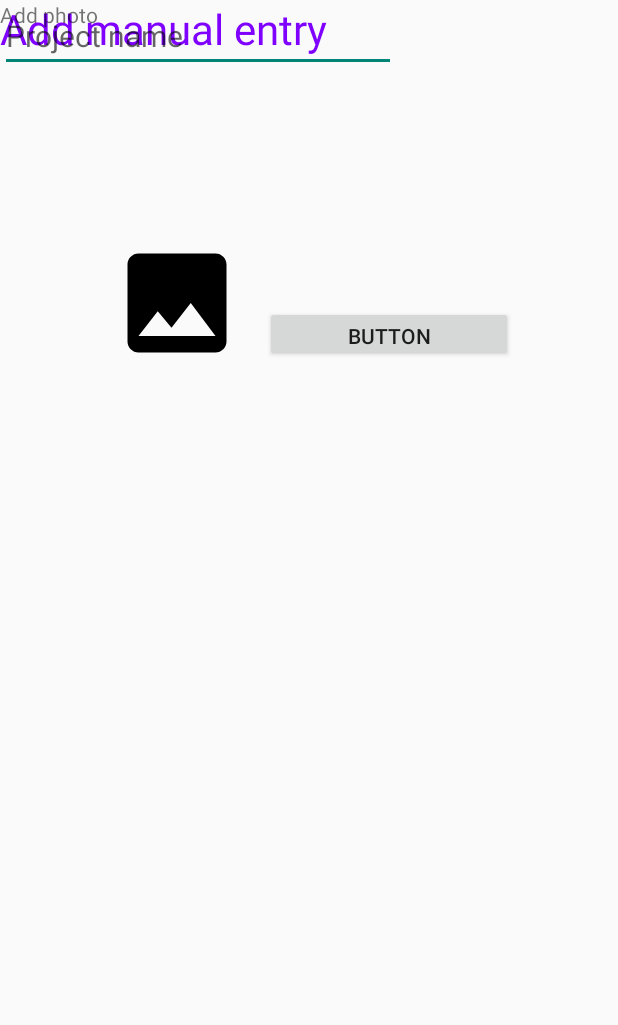
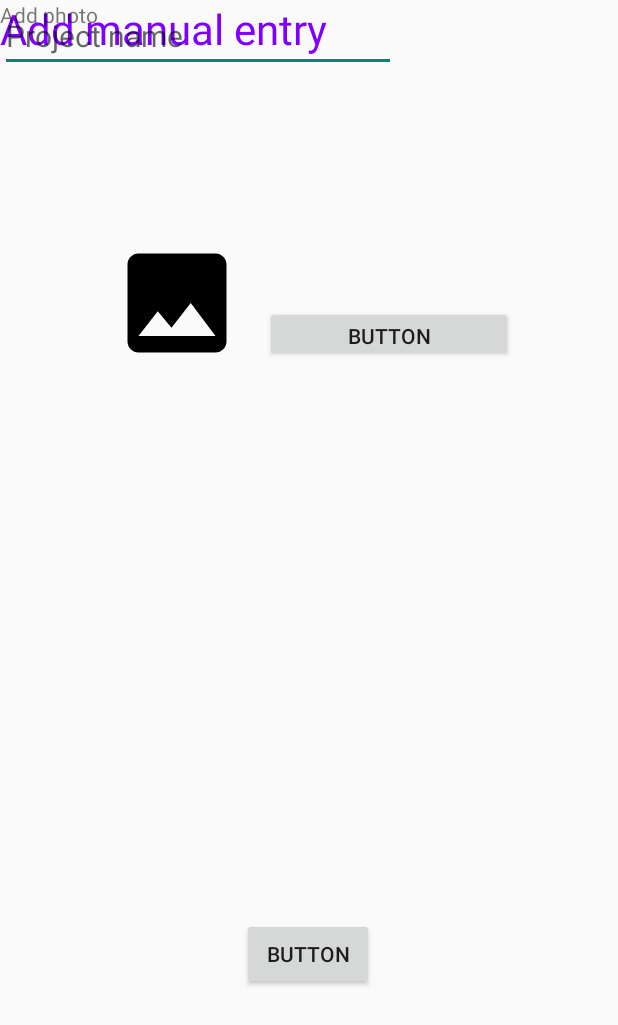
Before and after one commit to Stephan2001/OPSC_App_Part2, an Android app: the Manual_Entry screen opened directly, with no data from a screen before it, on a phone screen of 412 x 824 dp. Shown: the top 1025 px of the screen. Run offline under Robolectric (Android 15) with nearby library versions, the phone set to English and light mode, and no system bars; our stand-ins replace Firebase (no records; nobody signed in at launch, a user with empty details on screens opened directly).

Commit message:
added stuff

```diff
--- a/app/build.gradle.kts
+++ b/app/build.gradle.kts
@@ -46,6 +46,7 @@ dependencies {
     implementation(libs.firebase.auth)
     implementation(libs.firebase.database.ktx)
     implementation(libs.firebase.database)
+    implementation(libs.firebase.storage.ktx)
     testImplementation(libs.junit)
     androidTestImplementation(libs.androidx.junit)
     androidTestImplementation(libs.androidx.espresso.core)
--- a/app/src/main/java/com/example/timeflow_opsc_poe_part_2/Manual_Entry.kt
+++ b/app/src/main/java/com/example/timeflow_opsc_poe_part_2/Manual_Entry.kt
@@ -1,7 +1,14 @@
 package com.example.timeflow_opsc_poe_part_2
 
+import android.annotation.SuppressLint
+import android.graphics.Bitmap
+import android.graphics.BitmapFactory
+import android.graphics.drawable.BitmapDrawable
+import android.net.Uri
 import android.os.Bundle
 import android.provider.OpenableColumns
+import android.util.Log
+import android.view.View
 import android.widget.Button
 import android.widget.ImageView
 import android.widget.Toast
@@ -12,18 +19,30 @@ import androidx.appcompat.app.AppCompatActivity
 import androidx.core.view.ViewCompat
 import androidx.core.view.WindowInsetsCompat
 import com.google.android.play.integrity.internal.w
+import com.google.firebase.Firebase
 import com.google.firebase.database.DatabaseReference
 import com.google.firebase.database.FirebaseDatabase
+import com.google.firebase.storage.FirebaseStorage
+import com.google.firebase.storage.StorageReference
+import com.google.firebase.storage.storage
+import java.io.ByteArrayOutputStream
+import java.io.FileDescriptor
+import java.io.IOException
 
 
 class Manual_Entry : AppCompatActivity() {
     private  lateinit var rootNode : FirebaseDatabase
     private  lateinit var timeEntriesReference : DatabaseReference
     private  lateinit var imageView:ImageView
+    private  lateinit var storage:FirebaseStorage
+
     private val imageContract = registerForActivityResult(ActivityResultContracts.GetContent(),
         ActivityResultCallback {
             imageView.setImageURI(it)
+            val imageUri: Uri? = it
+
         })
+    @SuppressLint("WrongThread")
     override fun onCreate(savedInstanceState: Bundle?) {
         super.onCreate(savedInstanceState)
         enableEdgeToEdge()
@@ -45,7 +64,13 @@ class Manual_Entry : AppCompatActivity() {
         rootNode = FirebaseDatabase.getInstance()
         timeEntriesReference = rootNode.getReference("timeEntries/$currentUser")
 
+        val btnSave = findViewById<Button>(R.id.btnSave)
+        btnSave.setOnClickListener{
+
+        }
     }
+
+
 
     fun writeTimeEntry(date: String, project: String, startTime: String, endTime: String, photoRefernece: String) {
         var myRef = timeEntriesReference.push()
--- a/app/src/main/res/layout/activity_manual_entry.xml
+++ b/app/src/main/res/layout/activity_manual_entry.xml
@@ -60,5 +60,16 @@
         app:layout_constraintStart_toStartOf="parent"
         app:layout_constraintTop_toTopOf="parent" />
 
+    <Button
+        android:id="@+id/btnSave"
+        android:layout_width="wrap_content"
+        android:layout_height="wrap_content"
+        android:layout_marginBottom="164dp"
+        android:text="Button"
+        app:layout_constraintBottom_toBottomOf="parent"
+        app:layout_constraintEnd_toEndOf="parent"
+        app:layout_constraintHorizontal_bias="0.498"
+        app:layout_constraintStart_toStartOf="parent" />
+
 
 </androidx.constraintlayout.widget.ConstraintLayout>
--- a/gradle/libs.versions.toml
+++ b/gradle/libs.versions.toml
@@ -13,6 +13,7 @@ googleServices = "4.4.1"
 firebaseAuth = "22.3.1"
 firebaseDatabaseKtx = "20.3.1"
 firebaseDatabase = "20.3.1"
+firebaseStorageKtx = "20.3.0"
 
 [libraries]
 androidx-core-ktx = { group = "androidx.core", name = "core-ktx", version.ref = "coreKtx" }
@@ -27,6 +28,7 @@ google-services = { group = "com.google.gms", name = "google-services", version.
 firebase-auth = { group = "com.google.firebase", name = "firebase-auth", version.ref = "firebaseAuth" }
 firebase-database-ktx = { group = "com.google.firebase", name = "firebase-database-ktx", version.ref = "firebaseDatabaseKtx" }
 firebase-database = { group = "com.google.firebase", name = "firebase-database", version.ref = "firebaseDatabase" }
+firebase-storage-ktx = { group = "com.google.firebase", name = "firebase-storage-ktx", version.ref = "firebaseStorageKtx" }
 
 [plugins]
 androidApplication = { id = "com.android.application", version.ref = "agp" }
```
